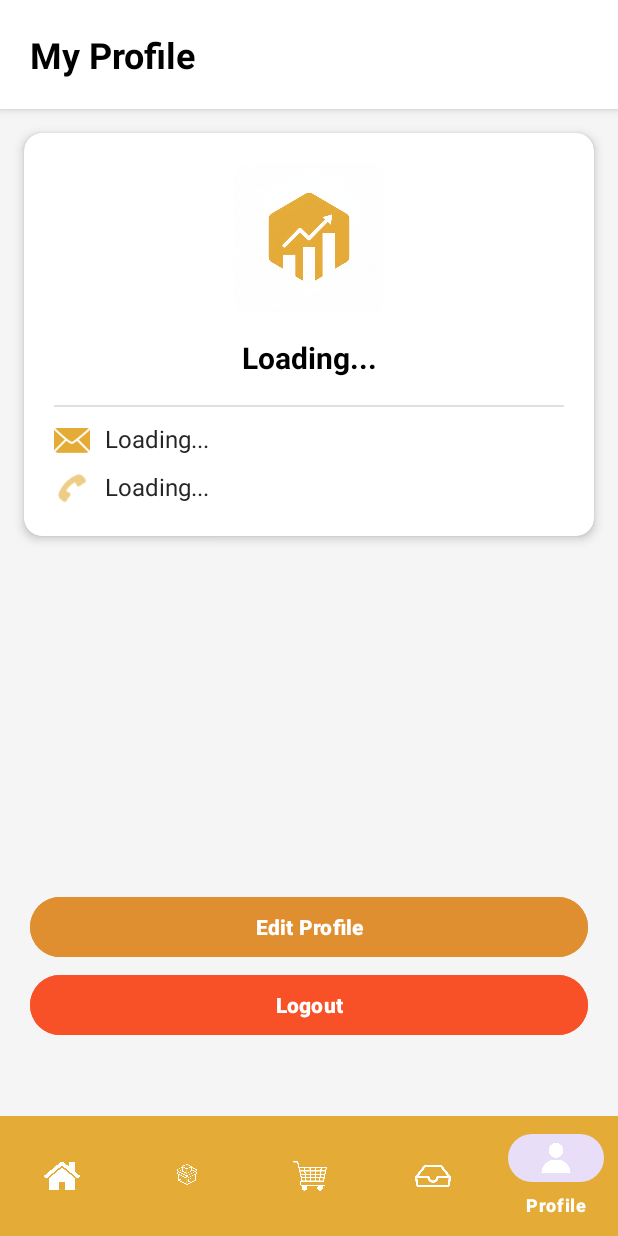
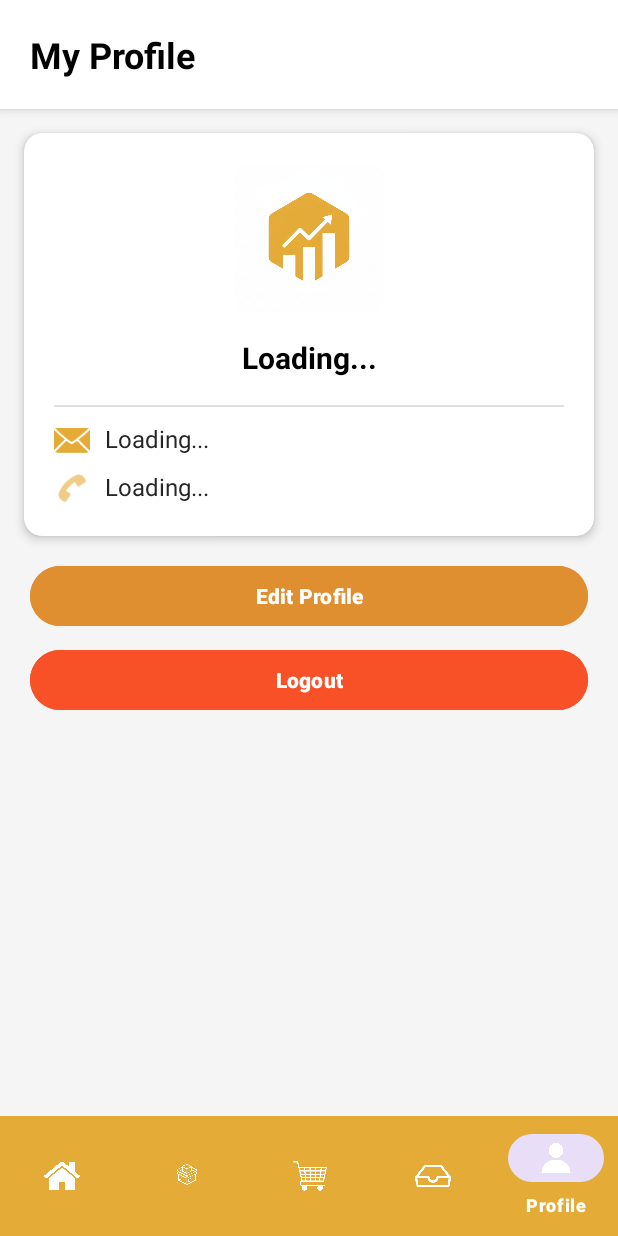
Before and after one commit to BL1Ssa/Beesness, an Android app: the ProfileActivity screen opened directly, with no data from a screen before it, on a phone screen of 412 x 824 dp. Run offline under Robolectric (Android 15) with nearby library versions, the phone set to English and light mode, and no system bars.

```diff
--- a/app/src/main/res/layout/activity_profile.xml
+++ b/app/src/main/res/layout/activity_profile.xml
@@ -26,6 +26,7 @@
         android:layout_width="match_parent"
         android:layout_height="wrap_content"
         android:layout_below="@id/headerTitle"
+        android:id="@+id/cardProfile"
         android:layout_margin="16dp"
         app:cardCornerRadius="12dp"
         app:cardElevation="4dp"
@@ -111,14 +112,12 @@
         android:id="@+id/btnEditProfile"
         android:layout_width="match_parent"
         android:layout_height="wrap_content"
-        android:layout_alignTop="@+id/btnLogout"
-        android:layout_alignParentBottom="@+id/btnLogout"
+        android:layout_below="@id/cardProfile"
         android:layout_marginHorizontal="20dp"
-        android:layout_marginTop="-52dp"
-        android:layout_marginBottom="130dp"
         android:backgroundTint="@color/orange_sales_line"
         android:text="Edit Profile"
         android:textColor="@color/white"
+        android:layout_marginBottom="8dp"
         android:textStyle="bold" />
 
     <Button
@@ -128,8 +127,7 @@
         android:text="Logout"
         android:backgroundTint="@color/red_growth_line"
         android:textColor="@color/white"
-        android:layout_alignParentBottom="true"
-        android:layout_marginBottom="130dp"
+        android:layout_below="@id/btnEditProfile"
         android:textStyle="bold"
         android:layout_marginHorizontal="20dp"/>
 
```
Also changed, not shown: app/src/main/java/com/example/beesness/utils/SessionManager.java (+9 -0 lines).
